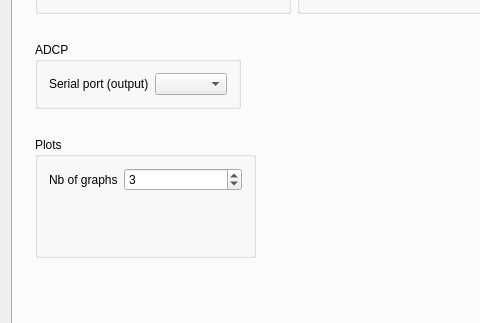
Above: mainwindow.ui from debelyoo/catamaran-ui before the change; both pictures show x 0 to 480 and y 202 to 525 of the 1360 by 730 pixel window. Below: the same form after it.
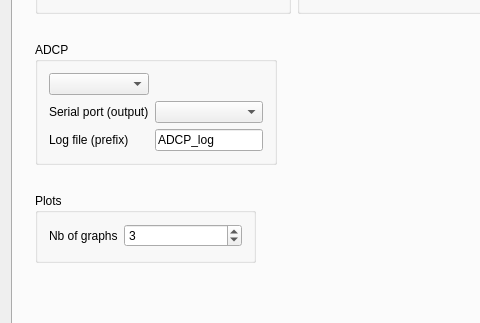
That is the form after the change. Icons and pictures are not drawn.

Commit message: add two modes behaviour for ADCp

Diff of the .ui file:
```diff
--- a/mainwindow.ui
+++ b/mainwindow.ui
@@ -963,16 +963,39 @@
                 <string>ADCP</string>
                </property>
                <layout class="QGridLayout" name="gridLayout">
-                <item row="0" column="1">
-                 <widget class="QComboBox" name="serialPortsComboBox"/>
-                </item>
-                <item row="0" column="0">
-                 <widget class="QLabel" name="label_31">
+                <item row="1" column="0">
+                 <widget class="QLabel" name="adcpStreamLabel">
                   <property name="text">
                    <string>Serial port (output)</string>
                   </property>
                  </widget>
                 </item>
+                <item row="0" column="0">
+                 <widget class="QComboBox" name="adcpModeComboBox"/>
+                </item>
+                <item row="1" column="1">
+                 <widget class="QComboBox" name="adcpSerialPortsComboBox"/>
+                </item>
+                <item row="2" column="0">
+                 <widget class="QLabel" name="adcpLogfilPrefixLabel">
+                  <property name="text">
+                   <string>Log file (prefix)</string>
+                  </property>
+                 </widget>
+                </item>
+                <item row="2" column="1">
+                 <widget class="QLineEdit" name="adcpLogfilePrefixField">
+                  <property name="sizePolicy">
+                   <sizepolicy hsizetype="Preferred" vsizetype="Fixed">
+                    <horstretch>0</horstretch>
+                    <verstretch>0</verstretch>
+                   </sizepolicy>
+                  </property>
+                  <property name="text">
+                   <string>ADCP_log</string>
+                  </property>
+                 </widget>
+                </item>
                </layout>
               </widget>
              </item>
@@ -1006,13 +1029,16 @@
                <property name="minimumSize">
                 <size>
                  <width>221</width>
-                 <height>121</height>
+                 <height>70</height>
                 </size>
                </property>
                <property name="title">
                 <string>Plots</string>
                </property>
                <layout class="QFormLayout" name="formLayout_4">
+                <property name="fieldGrowthPolicy">
+                 <enum>QFormLayout::AllNonFixedFieldsGrow</enum>
+                </property>
                 <item row="0" column="0">
                  <widget class="QLabel" name="label_17">
                   <property name="text">
```
The commit also changes 4 other files.
